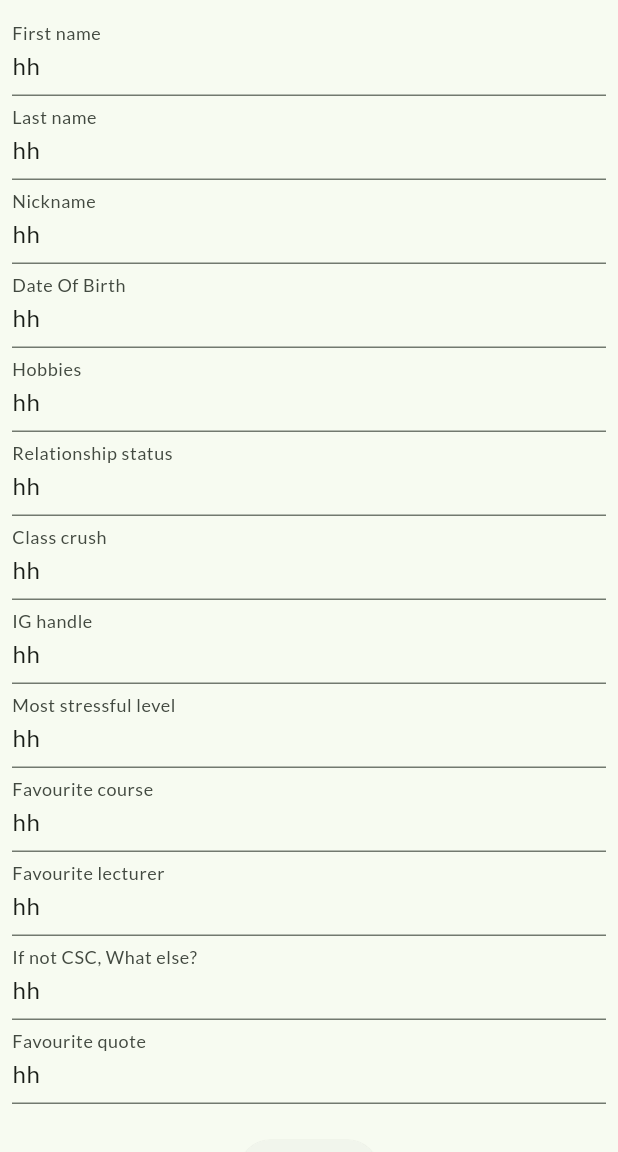
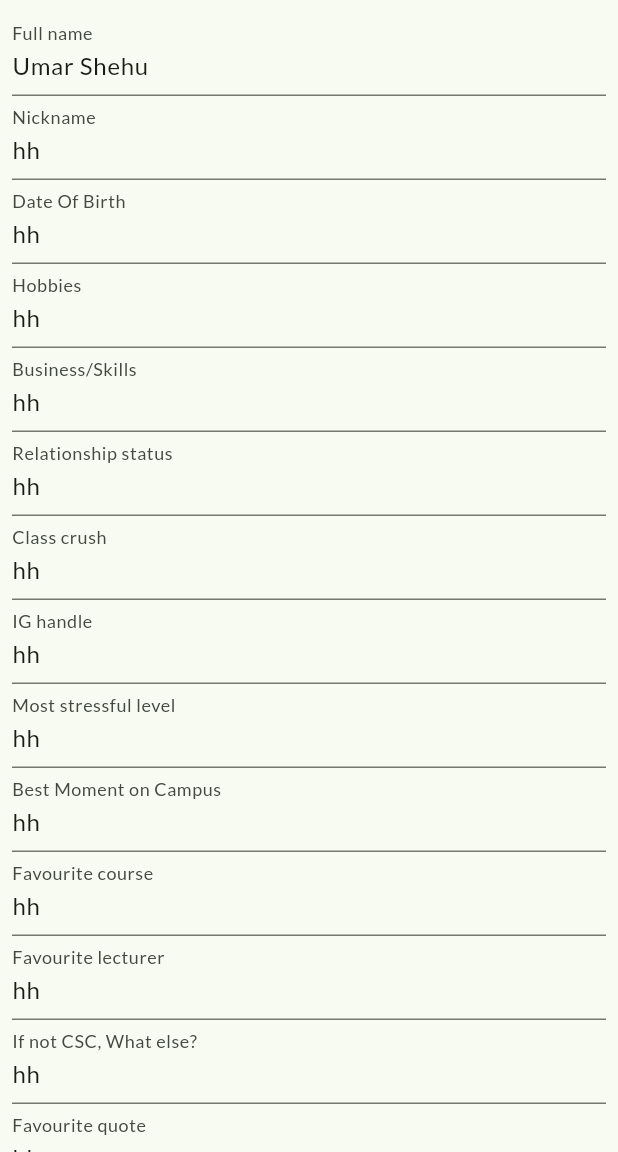
Before and after one commit to Ahmadu-Suleiman/Ahmadu-Suleiman-Website, a Flutter app: the CscDetailsUpload screen opened by its route, on a phone screen of 412 x 824 dp, the part 84-1236 px from its top. Run offline on Flutter 3.47's test engine with Material 3 defaults, Android fonts, the phone set to English and light mode, and no system bars; our stand-ins replace flutter_widget_from_html, font_awesome_flutter, go_router.

Commit message:
improve pages

```diff
--- a/lib/others/csc_details_upload.dart
+++ b/lib/others/csc_details_upload.dart
@@ -5,8 +5,8 @@ import 'package:go_router/go_router.dart';
 class CscDetailsUpload extends StatelessWidget {
   CscDetailsUpload({super.key});
 
-  final TextEditingController firstnameController =
-      TextEditingController(text: 'hh');
+  final TextEditingController fullNameController =
+      TextEditingController(text: 'Umar Shehu');
   final TextEditingController lastnameController =
       TextEditingController(text: 'hh');
   final TextEditingController nicknameController =
@@ -16,12 +16,16 @@ class CscDetailsUpload extends StatelessWidget {
       TextEditingController(text: 'hh');
   final TextEditingController hobbiesController =
       TextEditingController(text: 'hh');
+  final TextEditingController workController =
+      TextEditingController(text: 'hh');
   final TextEditingController relationshipController =
       TextEditingController(text: 'hh');
   final TextEditingController crushController =
       TextEditingController(text: 'hh');
   final TextEditingController igController = TextEditingController(text: 'hh');
   final TextEditingController stressLevelController =
+      TextEditingController(text: 'hh');
+  final TextEditingController bestMomentController =
       TextEditingController(text: 'hh');
   final TextEditingController courseController =
       TextEditingController(text: 'hh');
@@ -50,15 +54,16 @@ class CscDetailsUpload extends StatelessWidget {
                   Form(
                       key: formKey,
                       child: Column(children: <Widget>[
-                        input('First name', firstnameController),
-                        input('Last name', lastnameController),
+                        input('Full name', fullNameController),
                         input('Nickname', nicknameController),
                         input('Date Of Birth', dobController),
                         input('Hobbies', hobbiesController),
+                        input('Business/Skills', workController),
                         input('Relationship status', relationshipController),
                         input('Class crush', crushController),
                         input('IG handle', igController),
                         input('Most stressful level', stressLevelController),
+                        input('Best Moment on Campus', bestMomentController),
                         input('Favourite course', courseController),
                         input('Favourite lecturer', lecturerController),
                         input('If not CSC, What else?', whatElseController),
@@ -69,16 +74,17 @@ class CscDetailsUpload extends StatelessWidget {
                       onPressed: () {
                         if (formKey.currentState!.validate()) {
                           Student student = Student(
-                              firstname: firstnameController.text,
-                              lastname: lastnameController.text,
+                              fullName: fullNameController.text,
                               nickname: nicknameController.text,
                               dob: dobController.text,
                               origin: originController.text,
                               hobbies: hobbiesController.text,
+                              work: workController.text,
                               relationship: relationshipController.text,
                               crush: crushController.text,
                               ig: igController.text,
                               stressfulLevel: stressLevelController.text,
+                              bestMoment: bestMomentController.text,
                               course: courseController.text,
                               lecturer: lecturerController.text,
                               whatElse: whatElseController.text,
--- a/lib/others/student.dart
+++ b/lib/others/student.dart
@@ -1,7 +1,5 @@
 class Student {
-  final String firstname;
-
-  final String lastname;
+  final String fullName;
 
   final String nickname;
 
@@ -11,6 +9,8 @@ class Student {
 
   final String hobbies;
 
+  final String work;
+
   final String relationship;
 
   final String crush;
@@ -18,6 +18,8 @@ class Student {
   final String ig;
 
   final String stressfulLevel;
+
+  final String bestMoment;
 
   final String course;
 
@@ -28,16 +30,17 @@ class Student {
   final String quote;
 
   Student(
-      {required this.firstname,
-      required this.lastname,
+      {required this.fullName,
       required this.nickname,
       required this.dob,
       required this.origin,
       required this.hobbies,
+      required this.work,
       required this.relationship,
       required this.crush,
       required this.ig,
       required this.stressfulLevel,
+      required this.bestMoment,
       required this.course,
       required this.lecturer,
       required this.whatElse,
--- a/pubspec.yaml
+++ b/pubspec.yaml
@@ -42,6 +42,7 @@ dependencies:
   font_awesome_flutter: ^10.7.0
   rename_app: ^1.6.1
   widgets_to_image: ^1.0.0
+  image_picker: ^1.1.2
 
 dev_dependencies:
   flutter_test:
@@ -68,8 +69,9 @@ flutter:
   # To add assets to your application, add an assets section, like this:
   assets:
     - assets/images/
-    - assets/images/others/kasulogo.png
-  #   - images/a_dot_ham.jpeg
+    - assets/images/others/
+    - assets/images/moi.jpeg
+    - assets/images/moi.png
 
   # An image asset can refer to one or more resolution-specific "variants", see
   # https://flutter.dev/assets-and-images/#resolution-aware
```
Also changed, not shown: lib/others/csc_personality_page.dart (+65 -24 lines), assets/images/moi.jpeg (added), pubspec.lock, 6 other files.
